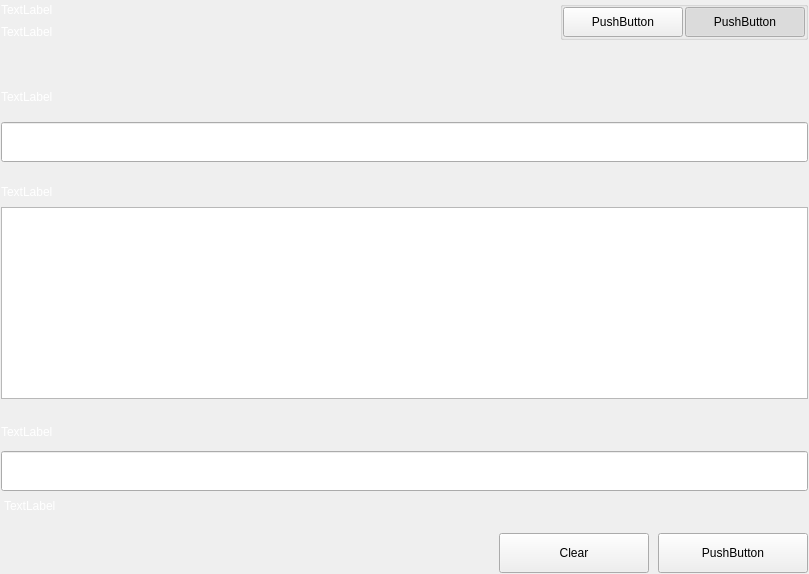
The window that src/qt/settings/forms/settingssignmessagewidgets.ui (eons-finance/ALQO) describes before a commit, drawn with Qt 5.
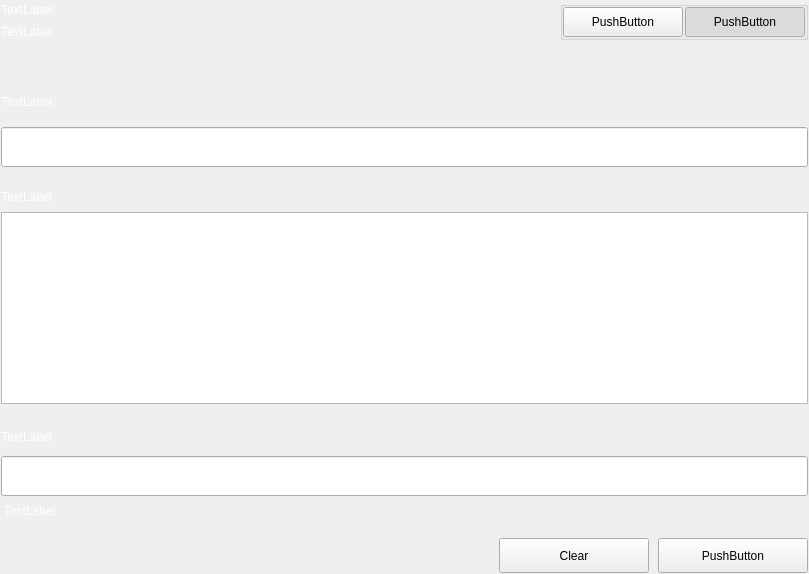
The same window after the commit.

The edit to the form file:
```diff
--- a/src/qt/settings/forms/settingssignmessagewidgets.ui
+++ b/src/qt/settings/forms/settingssignmessagewidgets.ui
@@ -495,7 +495,13 @@
              <property name="minimumSize">
               <size>
                <width>150</width>
-               <height>40</height>
+               <height>35</height>
+              </size>
+             </property>
+             <property name="maximumSize">
+              <size>
+               <width>16777215</width>
+               <height>35</height>
               </size>
              </property>
              <property name="text">
@@ -508,13 +514,13 @@
              <property name="minimumSize">
               <size>
                <width>150</width>
-               <height>40</height>
+               <height>35</height>
               </size>
              </property>
              <property name="maximumSize">
               <size>
                <width>150</width>
-               <height>40</height>
+               <height>35</height>
               </size>
              </property>
              <property name="text">
```
